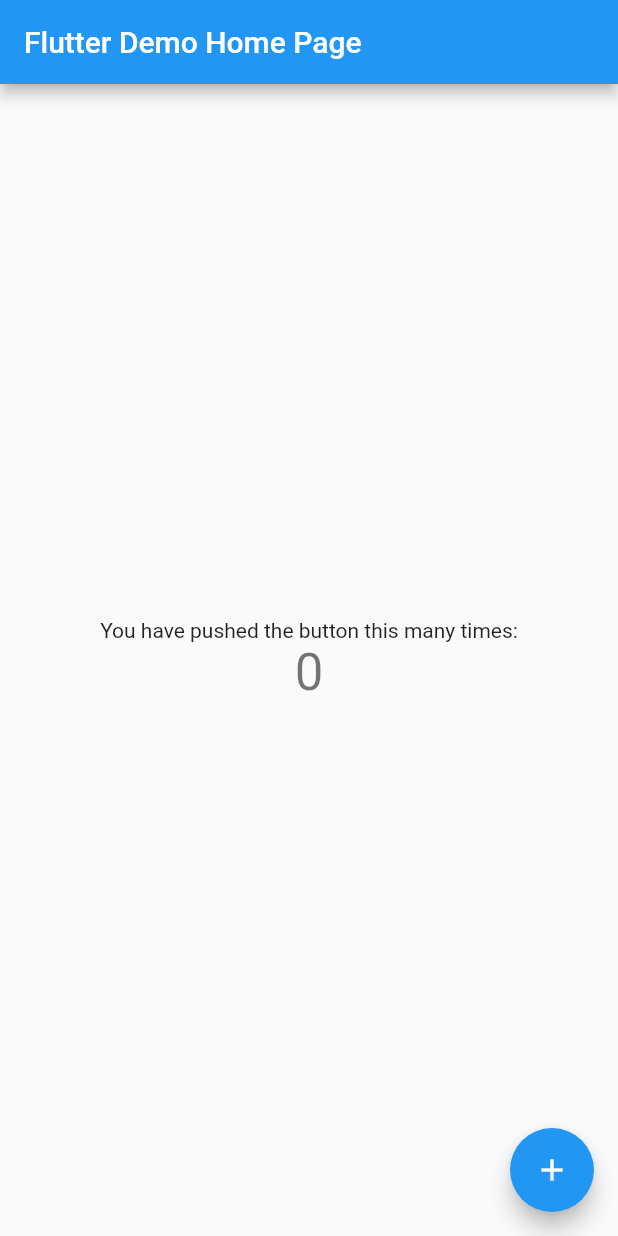
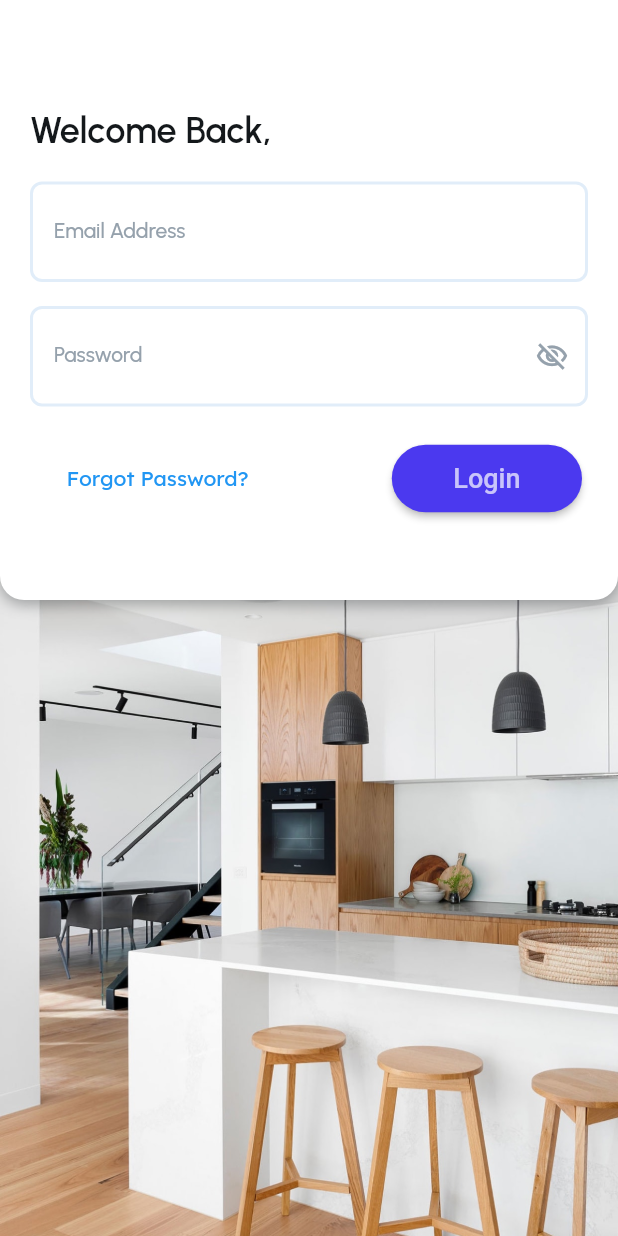
Before and after one commit to abaditya26/employee-management, a Flutter app: the screen it shows after launch, on a phone screen of 412 x 824 dp. Run offline on Flutter 3.47's test engine with Material 2 defaults, Android fonts, the phone set to English and light mode, and no system bars; our stand-ins replace google_fonts.

Commit message:
added login page ui

```diff
--- /dev/null
+++ b/lib/login_page.dart
@@ -0,0 +1,373 @@
+import '../main.dart';
+import 'package:flutter/material.dart';
+import 'package:google_fonts/google_fonts.dart';
+
+class LoginWidget extends StatefulWidget {
+  const LoginWidget({Key? key}) : super(key: key);
+
+  @override
+  _LoginWidgetState createState() => _LoginWidgetState();
+}
+
+class _LoginWidgetState extends State<LoginWidget> {
+  TextEditingController? emailAddressController;
+  TextEditingController? passwordController;
+
+  late bool passwordVisibility;
+  final scaffoldKey = GlobalKey<ScaffoldState>();
+
+  @override
+  void initState() {
+    super.initState();
+    emailAddressController = TextEditingController();
+    passwordController = TextEditingController();
+    passwordVisibility = false;
+  }
+
+  @override
+  void dispose() {
+    emailAddressController?.dispose();
+    passwordController?.dispose();
+    super.dispose();
+  }
+
+  @override
+  Widget build(BuildContext context) {
+    return Scaffold(
+      key: scaffoldKey,
+      backgroundColor: Color(0xFF4B39EF),
+      body: Container(
+        width: MediaQuery.of(context).size.width,
+        height: MediaQuery.of(context).size.height * 1,
+        decoration: BoxDecoration(
+          color: Color(0xFFFFFFFF),
+          image: DecorationImage(
+            fit: BoxFit.fitWidth,
+            image: Image.asset(
+              'assets/images/createAccount_BG@3x.jpg',
+            ).image,
+          ),
+        ),
+        child: Column(
+          mainAxisSize: MainAxisSize.max,
+          children: [
+            Container(
+              width: double.infinity,
+              height: 400,
+              decoration: BoxDecoration(
+                color: Color(0xFFFFFFFF),
+                boxShadow: [
+                  BoxShadow(
+                    blurRadius: 7,
+                    color: Color(0x4D090F13),
+                    offset: Offset(0, 3),
+                  )
+                ],
+                borderRadius: BorderRadius.only(
+                  bottomLeft: Radius.circular(16),
+                  bottomRight: Radius.circular(16),
+                  topLeft: Radius.circular(0),
+                  topRight: Radius.circular(0),
+                ),
+              ),
+              child: Padding(
+                padding: EdgeInsetsDirectional.fromSTEB(20, 0, 20, 0),
+                child: SingleChildScrollView(
+                  child: Column(
+                    mainAxisSize: MainAxisSize.max,
+                    mainAxisAlignment: MainAxisAlignment.center,
+                    crossAxisAlignment: CrossAxisAlignment.center,
+                    children: [
+                      Padding(
+                        padding: EdgeInsetsDirectional.fromSTEB(0, 56, 0, 0),
+
+                      ),
+                      Padding(
+                        padding: EdgeInsetsDirectional.fromSTEB(0, 16, 0, 4),
+                        child: Row(
+                          mainAxisSize: MainAxisSize.max,
+                          mainAxisAlignment: MainAxisAlignment.start,
+                          children: [
+                            Text(
+                              'Welcome Back,',
+                              style: GoogleFonts.urbanist(
+                                color: Color(0xFF14181B),
+                                fontWeight: FontWeight.w600,
+                                fontSize: 24,
+                              ),
+                            ),
+                          ],
+                        ),
+                      ),
+                      Padding(
+                        padding: EdgeInsetsDirectional.fromSTEB(0, 16, 0, 0),
+                        child: Row(
+                          mainAxisSize: MainAxisSize.max,
+                          mainAxisAlignment: MainAxisAlignment.center,
+                          children: [
+                            Expanded(
+                              child: TextFormField(
+                                  controller: emailAddressController,
+                                  obscureText: false,
+                                  decoration: InputDecoration(
+                                    labelText: 'Email Address',
+                                    labelStyle: GoogleFonts.urbanist(
+                                      color: Color(0xFF95A1AC),
+                                      fontWeight: FontWeight.w500,
+                                      fontSize: 14,
+                                    ),
+                                    hintText: 'Enter your email here...',
+                                    hintStyle: GoogleFonts.urbanist(
+                                      color: Color(0xFF95A1AC),
+                                      fontWeight: FontWeight.w500,
+                                      fontSize: 14,
+                                    ),
+                                    enabledBorder: OutlineInputBorder(
+                                      borderSide: BorderSide(
+                                        color: Color(0xFFE1EDF9),
+                                        width: 2,
+                                      ),
+                                      borderRadius: BorderRadius.circular(8),
+                                    ),
+                                    focusedBorder: OutlineInputBorder(
+                                      borderSide: BorderSide(
+                                        color: Color(0xFFE1EDF9),
+                                        width: 2,
+                                      ),
+                                      borderRadius: BorderRadius.circular(8),
+                                    ),
+                                    errorBorder: OutlineInputBorder(
+                                      borderSide: BorderSide(
+                                        color: Color(0x00000000),
+                                        width: 2,
+                                      ),
+                                      borderRadius: BorderRadius.circular(8),
+                                    ),
+                                    focusedErrorBorder: OutlineInputBorder(
+                                      borderSide: BorderSide(
+                                        color: Color(0x00000000),
+                                        width: 2,
+                                      ),
+                                      borderRadius: BorderRadius.circular(8),
+                                    ),
+                                    filled: true,
+                                    fillColor: Color(0xFFFFFFFF),
+                                    contentPadding:
+                                        EdgeInsetsDirectional.fromSTEB(
+                                            16, 24, 0, 24),
+                                  ),
+                                  style: GoogleFonts.urbanist(
+                                    color: Color(0xFF14181B),
+                                    fontWeight: FontWeight.w600,
+                                    fontSize: 16,
+                                  )),
+                            ),
+                          ],
+                        ),
+                      ),
+                      Padding(
+                        padding: EdgeInsetsDirectional.fromSTEB(0, 16, 0, 0),
+                        child: Row(
+                          mainAxisSize: MainAxisSize.max,
+                          mainAxisAlignment: MainAxisAlignment.center,
+                          children: [
+                            Expanded(
+                              child: TextFormField(
+                                controller: passwordController,
+                                obscureText: !passwordVisibility,
+                                decoration: InputDecoration(
+                                  labelText: 'Password',
+                                  labelStyle: GoogleFonts.urbanist(
+                                    color: Color(0xFF95A1AC),
+                                    fontWeight: FontWeight.w500,
+                                    fontSize: 14,
+                                  ),
+                                  hintText: 'Enter your password here...',
+                                  hintStyle: GoogleFonts.urbanist(
+                                    color: Color(0xFF95A1AC),
+                                    fontWeight: FontWeight.w500,
+                                    fontSize: 14,
+                                  ),
+                                  enabledBorder: OutlineInputBorder(
+                                    borderSide: BorderSide(
+                                      color: Color(0xFFE1EDF9),
+                                      width: 2,
+                                    ),
+                                    borderRadius: BorderRadius.circular(8),
+                                  ),
+                                  focusedBorder: OutlineInputBorder(
+                                    borderSide: BorderSide(
+                                      color: Color(0xFFE1EDF9),
+                                      width: 2,
+                                    ),
+                                    borderRadius: BorderRadius.circular(8),
+                                  ),
+                                  errorBorder: OutlineInputBorder(
+                                    borderSide: BorderSide(
+                                      color: Color(0x00000000),
+                                      width: 2,
+                                    ),
+                                    borderRadius: BorderRadius.circular(8),
+                                  ),
+                                  focusedErrorBorder: OutlineInputBorder(
+                                    borderSide: BorderSide(
+                                      color: Color(0x00000000),
+                                      width: 2,
+                                    ),
+                                    borderRadius: BorderRadius.circular(8),
+                                  ),
+                                  filled: true,
+                                  fillColor: Color(0xFFFFFFFF),
+                                  contentPadding:
+                                      EdgeInsetsDirectional.fromSTEB(
+                                          16, 24, 24, 24),
+                                  suffixIcon: InkWell(
+                                    onTap: () => setState(
+                                      () => passwordVisibility =
+                                          !passwordVisibility,
+                                    ),
+                                    focusNode: FocusNode(skipTraversal: true),
+                                    child: Icon(
+                                      passwordVisibility
+                                          ? Icons.visibility_outlined
+                                          : Icons.visibility_off_outlined,
+                                      color: Color(0xFF95A1AC),
+                                      size: 22,
+                                    ),
+                                  ),
+                                ),
+                                style: GoogleFonts.urbanist(
+                                  color: Color(0xFF14181B),
+                                  fontWeight: FontWeight.w600,
+                                  fontSize: 16,
+                                ),
+                              ),
+                            ),
+                          ],
+                        ),
+                      ),
+                      Padding(
+                        padding: EdgeInsetsDirectional.fromSTEB(0, 24, 0, 0),
+                        child: Row(
+                          mainAxisSize: MainAxisSize.max,
+                          mainAxisAlignment: MainAxisAlignment.spaceBetween,
+                          children: [
+                            TextButton(
+                              onPressed: () async {
+                                // await Navigator.push(
+                                //   context,
+                                //   MaterialPageRoute(
+                                //     builder: (context) =>
+                                //         ForgotPasswordWidget(),
+                                //   ),
+                                // );
+                              },
+                              child: Text(
+                                'Forgot Password?',
+                              ),
+                              style: TextButton.styleFrom(
+                                fixedSize: Size(170, 30),
+                                textStyle: GoogleFonts.lexend(
+                                  fontSize: 14,
+                                  fontWeight: FontWeight.w400,
+                                  color: Color(0xFF14181B),
+                                ),
+                                elevation: 0,
+                              ),
+                            ),
+                            Padding(
+                              padding:
+                                  EdgeInsetsDirectional.fromSTEB(0, 0, 4, 0),
+                              // child: FFButtonWidget(
+                              //   onPressed: () async {
+                              //     final user = await signInWithEmail(
+                              //       context,
+                              //       emailAddressController!.text,
+                              //       passwordController!.text,
+                              //     );
+                              //     if (user == null) {
+                              //       return;
+                              //     }
+                              //
+                              //     await Navigator.push(
+                              //       context,
+                              //       MaterialPageRoute(
+                              //         builder: (context) => NavBarPage(
+                              //             initialPage: 'homePage_MAIN'),
+                              //       ),
+                              //     );
+                              //   },
+                              //   text: 'Login',
+                              //   options: FFButtonOptions(
+                              //     width: 130,
+                              //     height: 50,
+                              //     color:
+                              //         FlutterFlowTheme.of(context).primaryColor,
+                              //     textStyle: FlutterFlowTheme.of(context)
+                              //         .subtitle1
+                              //         .override(
+                              //           fontFamily: 'Lexend Deca',
+                              //           color: Colors.white,
+                              //           fontSize: 18,
+                              //           fontWeight: FontWeight.bold,
+                              //         ),
+                              //     elevation: 3,
+                              //     borderSide: BorderSide(
+                              //       color: Colors.transparent,
+                              //       width: 1,
+                              //     ),
+                              //     borderRadius: BorderRadius.circular(40),
+                              //   ),
+                              // ),
+                              child: ElevatedButton(
+                                onPressed: () async {
+                                  // final user = await signInWithEmail(
+                                  //   context,
+                                  //   emailAddressLoginController!.text,
+                                  //   passwordLoginController!.text,
+                                  // );
+                                  // if (user == null) {
+                                  //   return;
+                                  // }
+                                  //
+                                  // await Navigator.pushAndRemoveUntil(
+                                  //   context,
+                                  //   MaterialPageRoute(
+                                  //     builder: (context) => NavBarPage(
+                                  //         initialPage: 'MY_Card'),
+                                  //   ),
+                                  //       (r) => false,
+                                  // );
+                                },
+                                style: ElevatedButton.styleFrom(
+                                    shape: StadiumBorder(),
+                                    primary: Color(0xFF4B39EF)),
+                                child: const Padding(
+                                  padding: EdgeInsetsDirectional.fromSTEB(
+                                      25, 12, 25, 12),
+                                  child: FittedBox(
+                                    child: Text(
+                                      'Login',
+                                      style: TextStyle(
+                                        fontSize: 18,
+                                        color: Colors.white70,
+                                      ),
+                                    ),
+                                  ),
+                                ),
+                              ),
+                            ),
+                          ],
+                        ),
+                      ),
+                    ],
+                  ),
+                ),
+              ),
+            ),
+          ],
+        ),
+      ),
+    );
+  }
+}
--- a/lib/main.dart
+++ b/lib/main.dart
@@ -1,115 +1,10 @@
 import 'package:flutter/material.dart';
-
+import 'login_page.dart';
 void main() {
-  runApp(const MyApp());
+  runApp(
+    MaterialApp(
+      home: LoginWidget(),
+      debugShowCheckedModeBanner: false,
+    ),
+  );
 }
-
-class MyApp extends StatelessWidget {
-  const MyApp({super.key});
-
-  // This widget is the root of your application.
-  @override
-  Widget build(BuildContext context) {
-    return MaterialApp(
-      title: 'Flutter Demo',
-      theme: ThemeData(
-        // This is the theme of your application.
-        //
-        // Try running your application with "flutter run". You'll see the
-        // application has a blue toolbar. Then, without quitting the app, try
-        // changing the primarySwatch below to Colors.green and then invoke
-        // "hot reload" (press "r" in the console where you ran "flutter run",
-        // or simply save your changes to "hot reload" in a Flutter IDE).
-        // Notice that the counter didn't reset back to zero; the application
-        // is not restarted.
-        primarySwatch: Colors.blue,
-      ),
-      home: const MyHomePage(title: 'Flutter Demo Home Page'),
-    );
-  }
-}
-
-class MyHomePage extends StatefulWidget {
-  const MyHomePage({super.key, required this.title});
-
-  // This widget is the home page of your application. It is stateful, meaning
-  // that it has a State object (defined below) that contains fields that affect
-  // how it looks.
-
-  // This class is the configuration for the state. It holds the values (in this
-  // case the title) provided by the parent (in this case the App widget) and
-  // used by the build method of the State. Fields in a Widget subclass are
-  // always marked "final".
-
-  final String title;
-
-  @override
-  State<MyHomePage> createState() => _MyHomePageState();
-}
-
-class _MyHomePageState extends State<MyHomePage> {
-  int _counter = 0;
-
-  void _incrementCounter() {
-    setState(() {
-      // This call to setState tells the Flutter framework that something has
-      // changed in this State, which causes it to rerun the build method below
-      // so that the display can reflect the updated values. If we changed
-      // _counter without calling setState(), then the build method would not be
-      // called again, and so nothing would appear to happen.
-      _counter++;
-    });
-  }
-
-  @override
-  Widget build(BuildContext context) {
-    // This method is rerun every time setState is called, for instance as done
-    // by the _incrementCounter method above.
-    //
-    // The Flutter framework has been optimized to make rerunning build methods
-    // fast, so that you can just rebuild anything that needs updating rather
-    // than having to individually change instances of widgets.
-    return Scaffold(
-      appBar: AppBar(
-        // Here we take the value from the MyHomePage object that was created by
-        // the App.build method, and use it to set our appbar title.
-        title: Text(widget.title),
-      ),
-      body: Center(
-        // Center is a layout widget. It takes a single child and positions it
-        // in the middle of the parent.
-        child: Column(
-          // Column is also a layout widget. It takes a list of children and
-          // arranges them vertically. By default, it sizes itself to fit its
-          // children horizontally, and tries to be as tall as its parent.
-          //
-          // Invoke "debug painting" (press "p" in the console, choose the
-          // "Toggle Debug Paint" action from the Flutter Inspector in Android
-          // Studio, or the "Toggle Debug Paint" command in Visual Studio Code)
-          // to see the wireframe for each widget.
-          //
-          // Column has various properties to control how it sizes itself and
-          // how it positions its children. Here we use mainAxisAlignment to
-          // center the children vertically; the main axis here is the vertical
-          // axis because Columns are vertical (the cross axis would be
-          // horizontal).
-          mainAxisAlignment: MainAxisAlignment.center,
-          children: <Widget>[
-            const Text(
-              'You have pushed the button this many times:',
-            ),
-            Text(
-              '$_counter',
-              style: Theme.of(context).textTheme.headline4,
-            ),
-          ],
-        ),
-      ),
-      floatingActionButton: FloatingActionButton(
-        onPressed: _incrementCounter,
-        tooltip: 'Increment',
-        child: const Icon(Icons.add),
-      ), // This trailing comma makes auto-formatting nicer for build methods.
-    );
-  }
-}
--- a/pubspec.yaml
+++ b/pubspec.yaml
@@ -36,6 +36,8 @@ dependencies:
   # The following adds the Cupertino Icons font to your application.
   # Use with the CupertinoIcons class for iOS style icons.
   cupertino_icons: ^1.0.2
+  page_transition: 2.0.4
+  google_fonts: 3.0.1
 
 dev_dependencies:
   flutter_test:
@@ -60,8 +62,8 @@ flutter:
   uses-material-design: true
 
   # To add assets to your application, add an assets section, like this:
-  # assets:
-  #   - images/a_dot_burr.jpeg
+  assets:
+    - assets/images/
   #   - images/a_dot_ham.jpeg
 
   # An image asset can refer to one or more resolution-specific "variants", see
```
Also changed, not shown: assets/images/createAccount_BG@3x.jpg (added), pubspec.lock.
